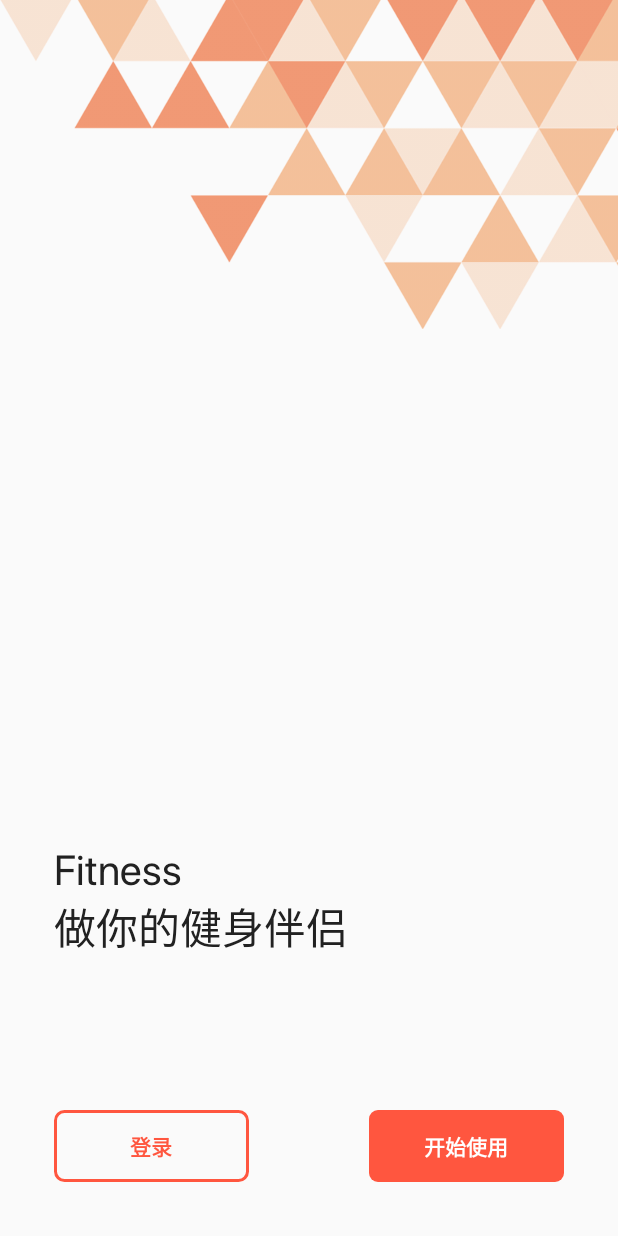
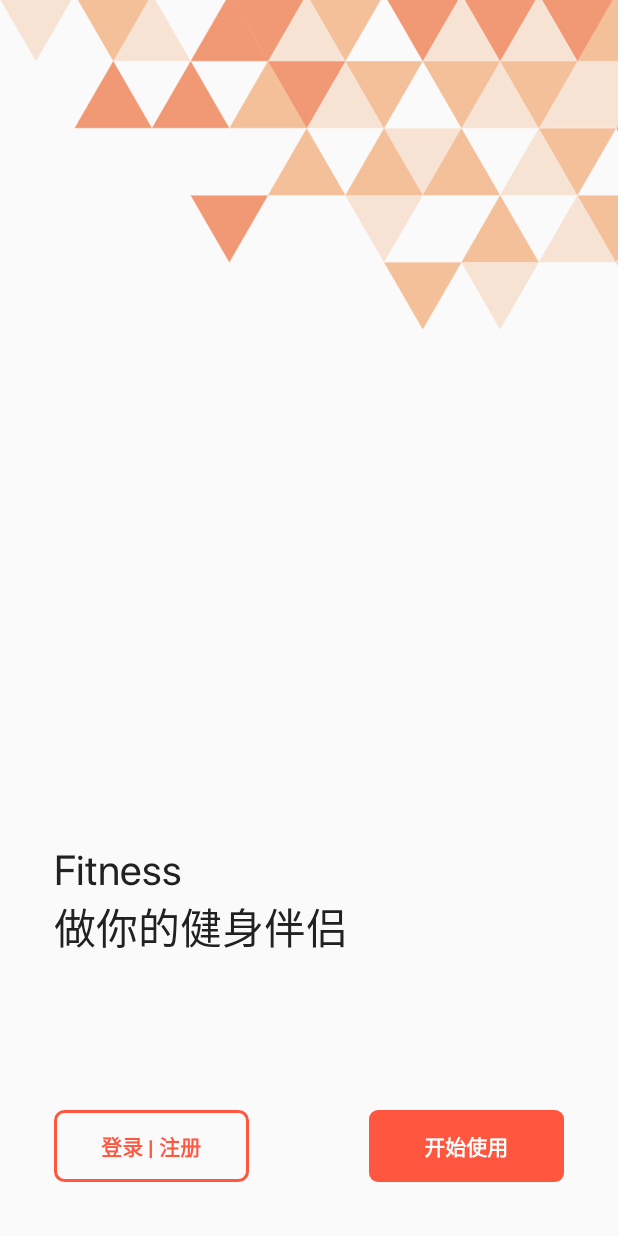
Before and after one commit to shuxinpei/ActionRecognition, an Android app: the screen it shows after launch (SplashActivity), on a phone screen of 412 x 824 dp. Run offline under Robolectric (Android 15) with nearby library versions, the phone set to English and light mode, and no system bars; our stand-ins replace data binding.

Commit message:
complete 8-3 change

```diff
--- a/SplashLoginSignup-master/SplashLoginSignup-master/app/src/main/res/layout/activity_login.xml
+++ b/SplashLoginSignup-master/SplashLoginSignup-master/app/src/main/res/layout/activity_login.xml
@@ -111,11 +111,7 @@
                     android:layout_marginStart="@dimen/divider_start_and_end_margins"
                     android:layout_toEndOf="@id/divider_or"
                     android:background="@color/divider" />
-
-
             </RelativeLayout>
-
-
 
             <RelativeLayout
                 android:id="@+id/sign_up_nav"
--- a/SplashLoginSignup-master/SplashLoginSignup-master/app/src/main/res/values/strings.xml
+++ b/SplashLoginSignup-master/SplashLoginSignup-master/app/src/main/res/values/strings.xml
@@ -12,7 +12,7 @@
 
 
     <!--Button labels-->
-    <string name="login_btn_label">登录</string>
+    <string name="login_btn_label">登录 | 注册</string>
     <string name="signup_btn_label">注册</string>
 
     <string name="login_label">" 登录"</string>
```
